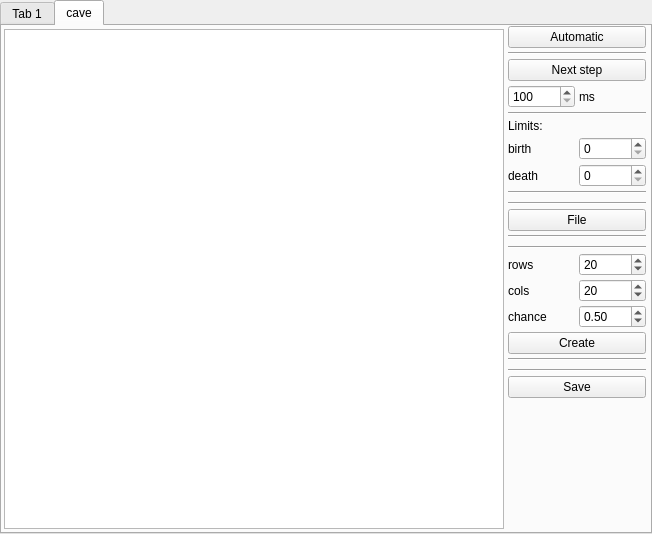
Old version of the form src/View/widget.ui in the repository arrowwhi/s21_maze.
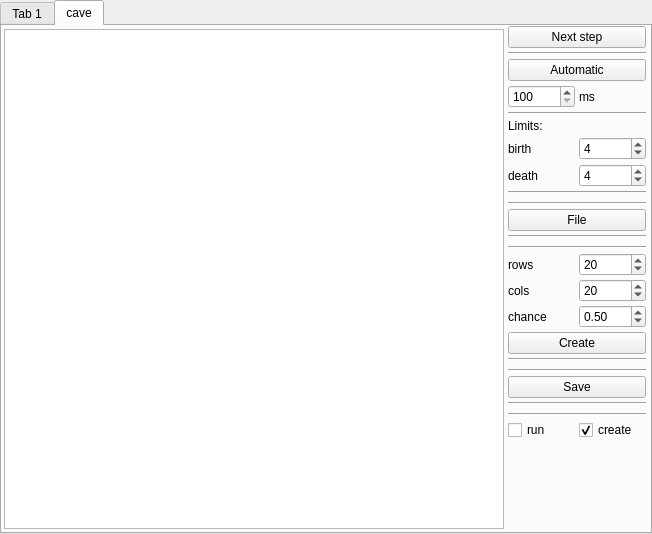
New version of the form.

What changed in the file:
```diff
--- a/src/View/widget.ui
+++ b/src/View/widget.ui
@@ -158,20 +158,6 @@
         <layout class="QVBoxLayout" name="verticalLayout_7">
          <item>
           <layout class="QVBoxLayout" name="verticalLayout_6">
-           <item>
-            <widget class="QPushButton" name="caveAuto">
-             <property name="text">
-              <string>Automatic</string>
-             </property>
-            </widget>
-           </item>
-           <item>
-            <widget class="Line" name="line_7">
-             <property name="orientation">
-              <enum>Qt::Horizontal</enum>
-             </property>
-            </widget>
-           </item>
            <item>
             <widget class="QPushButton" name="caveNext">
              <property name="text">
@@ -179,6 +165,20 @@
              </property>
             </widget>
            </item>
+           <item>
+            <widget class="Line" name="line_7">
+             <property name="orientation">
+              <enum>Qt::Horizontal</enum>
+             </property>
+            </widget>
+           </item>
+           <item>
+            <widget class="QPushButton" name="caveAuto">
+             <property name="text">
+              <string>Automatic</string>
+             </property>
+            </widget>
+           </item>
            <item>
             <layout class="QHBoxLayout" name="horizontalLayout_4">
              <item>
@@ -247,6 +247,9 @@
                  <property name="maximum">
                   <number>7</number>
                  </property>
+                 <property name="value">
+                  <number>4</number>
+                 </property>
                 </widget>
                </item>
                <item>
@@ -254,6 +257,9 @@
                  <property name="maximum">
                   <number>7</number>
                  </property>
+                 <property name="value">
+                  <number>4</number>
+                 </property>
                 </widget>
                </item>
               </layout>
@@ -456,7 +462,64 @@
           </widget>
          </item>
          <item>
-          <spacer name="verticalSpacer_6">
+          <widget class="Line" name="line_10">
+           <property name="orientation">
+            <enum>Qt::Horizontal</enum>
+           </property>
+          </widget>
+         </item>
+         <item>
+          <spacer name="verticalSpacer">
+           <property name="orientation">
+            <enum>Qt::Vertical</enum>
+           </property>
+           <property name="sizeType">
+            <enum>QSizePolicy::Fixed</enum>
+           </property>
+           <property name="sizeHint" stdset="0">
+            <size>
+             <width>20</width>
+             <height>4</height>
+            </size>
+           </property>
+          </spacer>
+         </item>
+         <item>
+          <widget class="Line" name="line_9">
+           <property name="orientation">
+            <enum>Qt::Horizontal</enum>
+           </property>
+          </widget>
+         </item>
+         <item>
+          <layout class="QHBoxLayout" name="horizontalLayout_6">
+           <item>
+            <widget class="QCheckBox" name="caveRunMode">
+             <property name="text">
+              <string>run</string>
+             </property>
+             <attribute name="buttonGroup">
+              <string notr="true">buttonGroup</string>
+             </attribute>
+            </widget>
+           </item>
+           <item>
+            <widget class="QCheckBox" name="caveCreateMode">
+             <property name="text">
+              <string>create</string>
+             </property>
+             <property name="checked">
+              <bool>true</bool>
+             </property>
+             <attribute name="buttonGroup">
+              <string notr="true">buttonGroup</string>
+             </attribute>
+            </widget>
+           </item>
+          </layout>
+         </item>
+         <item>
+          <spacer name="verticalSpacer_2">
            <property name="orientation">
             <enum>Qt::Vertical</enum>
            </property>
```
Left out of the diff: 9 changed lines with no effect on the pictures.
